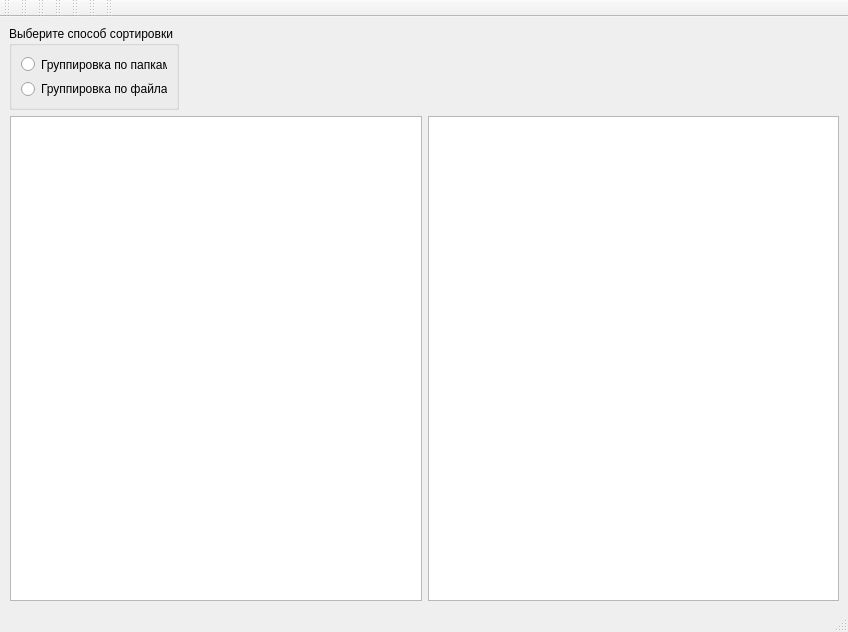
Before: the Qt Designer form mainwindow.ui in CIoudkicker/MyLab3_1, drawn with Qt 5.
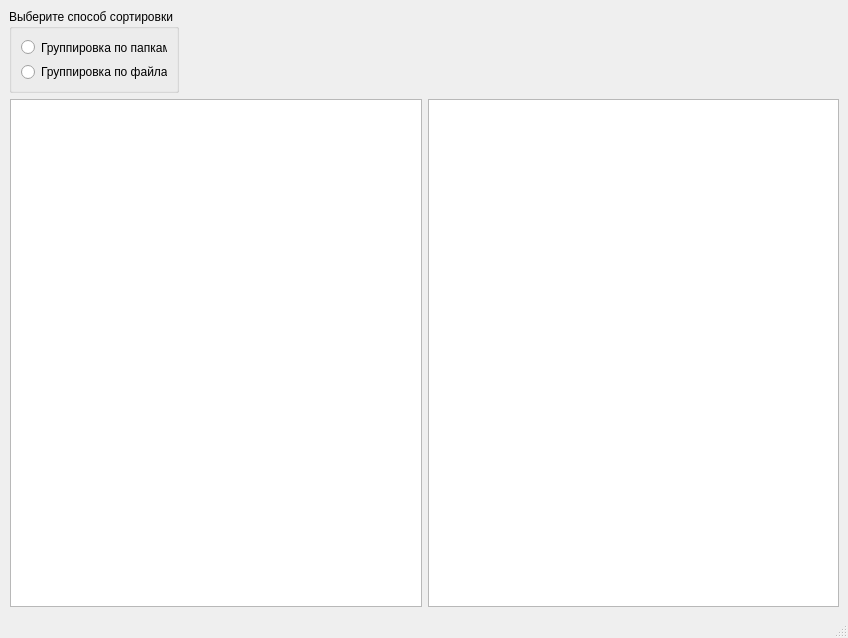
After: the same form once the commit is applied.

```diff
--- a/mainwindow.ui
+++ b/mainwindow.ui
@@ -7,7 +7,7 @@
     <x>0</x>
     <y>0</y>
     <width>848</width>
-    <height>632</height>
+    <height>638</height>
    </rect>
   </property>
   <property name="windowTitle">
@@ -132,83 +132,6 @@
    </property>
   </widget>
   <widget class="QStatusBar" name="statusbar"/>
-  <widget class="QToolBar" name="toolBar">
-   <property name="windowTitle">
-    <string>toolBar</string>
-   </property>
-   <attribute name="toolBarArea">
-    <enum>TopToolBarArea</enum>
-   </attribute>
-   <attribute name="toolBarBreak">
-    <bool>false</bool>
-   </attribute>
-  </widget>
-  <widget class="QToolBar" name="toolBar_2">
-   <property name="windowTitle">
-    <string>toolBar_2</string>
-   </property>
-   <attribute name="toolBarArea">
-    <enum>TopToolBarArea</enum>
-   </attribute>
-   <attribute name="toolBarBreak">
-    <bool>false</bool>
-   </attribute>
-  </widget>
-  <widget class="QToolBar" name="toolBar_3">
-   <property name="windowTitle">
-    <string>toolBar_3</string>
-   </property>
-   <attribute name="toolBarArea">
-    <enum>TopToolBarArea</enum>
-   </attribute>
-   <attribute name="toolBarBreak">
-    <bool>false</bool>
-   </attribute>
-  </widget>
-  <widget class="QToolBar" name="toolBar_4">
-   <property name="windowTitle">
-    <string>toolBar_4</string>
-   </property>
-   <attribute name="toolBarArea">
-    <enum>TopToolBarArea</enum>
-   </attribute>
-   <attribute name="toolBarBreak">
-    <bool>false</bool>
-   </attribute>
-  </widget>
-  <widget class="QToolBar" name="toolBar_5">
-   <property name="windowTitle">
-    <string>toolBar_5</string>
-   </property>
-   <attribute name="toolBarArea">
-    <enum>TopToolBarArea</enum>
-   </attribute>
-   <attribute name="toolBarBreak">
-    <bool>false</bool>
-   </attribute>
-  </widget>
-  <widget class="QToolBar" name="toolBar_6">
-   <property name="windowTitle">
-    <string>toolBar_6</string>
-   </property>
-   <attribute name="toolBarArea">
-    <enum>TopToolBarArea</enum>
-   </attribute>
-   <attribute name="toolBarBreak">
-    <bool>false</bool>
-   </attribute>
-  </widget>
-  <widget class="QToolBar" name="toolBar_7">
-   <property name="windowTitle">
-    <string>toolBar_7</string>
-   </property>
-   <attribute name="toolBarArea">
-    <enum>TopToolBarArea</enum>
-   </attribute>
-   <attribute name="toolBarBreak">
-    <bool>false</bool>
-   </attribute>
-  </widget>
  </widget>
  <resources/>
  <connections/>
```
